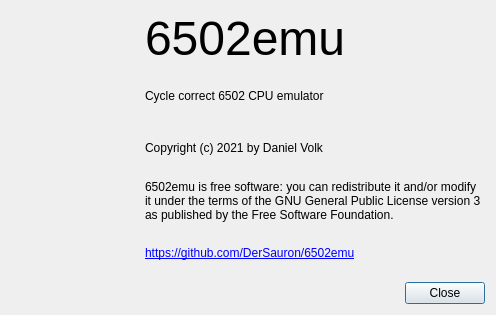
Old version of the form src/AboutDialog.ui in the repository DerSauron/66502emu.
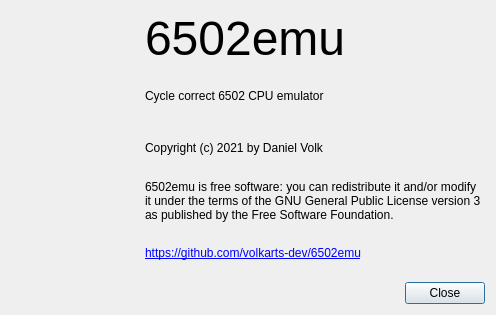
New version of the form. Icons and pictures are not drawn.

```diff
--- a/src/AboutDialog.ui
+++ b/src/AboutDialog.ui
@@ -111,7 +111,7 @@
        <item>
         <widget class="QLabel" name="label_6">
          <property name="text">
-          <string>&lt;a href=&quot;https://github.com/DerSauron/6502emu&quot;&gt;https://github.com/DerSauron/6502emu&lt;/a&gt;</string>
+          <string>&lt;a href=&quot;https://github.com/volkarts-dev/6502emu&quot;&gt;https://github.com/volkarts-dev/6502emu&lt;/a&gt;</string>
          </property>
          <property name="openExternalLinks">
           <bool>true</bool>
```
Left out of the diff: 1 changed line with no effect on the pictures.
